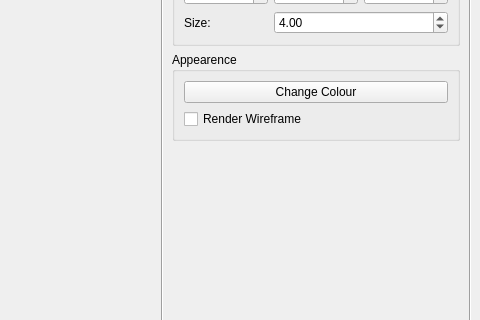
Before: the Qt Designer form ui/mainwindow.ui in timecop84/flocking_system, drawn with Qt 5; both pictures show x 800 to 1280 and y 143 to 463 of the 1280 by 720 pixel window.
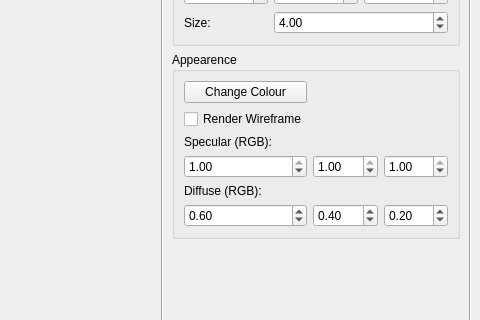
After: the same form once the commit is applied. The open tabs and pages were chosen to show the change.

Patch:
```diff
--- a/ui/mainwindow.ui
+++ b/ui/mainwindow.ui
@@ -379,6 +379,118 @@
              </property>
             </widget>
            </item>
+           <!-- Specular RGB Controls -->
+           <item row="2" column="0" colspan="3">
+            <widget class="QLabel" name="label_specular">
+             <property name="text">
+              <string>Specular (RGB):</string>
+             </property>
+            </widget>
+           </item>
+           <item row="3" column="0">
+            <widget class="QDoubleSpinBox" name="m_obstacleSpecularR">
+             <property name="minimum">
+              <double>0.000000</double>
+             </property>
+             <property name="maximum">
+              <double>1.000000</double>
+             </property>
+             <property name="singleStep">
+              <double>0.01</double>
+             </property>
+             <property name="value">
+              <double>1.000000</double>
+             </property>
+            </widget>
+           </item>
+           <item row="3" column="1">
+            <widget class="QDoubleSpinBox" name="m_obstacleSpecularG">
+             <property name="minimum">
+              <double>0.000000</double>
+             </property>
+             <property name="maximum">
+              <double>1.000000</double>
+             </property>
+             <property name="singleStep">
+              <double>0.01</double>
+             </property>
+             <property name="value">
+              <double>1.000000</double>
+             </property>
+            </widget>
+           </item>
+           <item row="3" column="2">
+            <widget class="QDoubleSpinBox" name="m_obstacleSpecularB">
+             <property name="minimum">
+              <double>0.000000</double>
+             </property>
+             <property name="maximum">
+              <double>1.000000</double>
+             </property>
+             <property name="singleStep">
+              <double>0.01</double>
+             </property>
+             <property name="value">
+              <double>1.000000</double>
+             </property>
+            </widget>
+           </item>
+           <item row="4" column="0" colspan="3">
+            <widget class="QLabel" name="label_diffuse">
+             <property name="text">
+              <string>Diffuse (RGB):</string>
+             </property>
+            </widget>
+           </item>
+           <item row="5" column="0">
+            <widget class="QDoubleSpinBox" name="m_obstacleDiffuseR">
+             <property name="minimum">
+              <double>0.000000</double>
+             </property>
+             <property name="maximum">
+              <double>1.000000</double>
+             </property>
+             <property name="singleStep">
+              <double>0.01</double>
+             </property>
+             <property name="value">
+              <double>0.6</double>
+             </property>
+            </widget>
+           </item>
+           <item row="5" column="1">
+            <widget class="QDoubleSpinBox" name="m_obstacleDiffuseG">
+             <property name="minimum">
+              <double>0.000000</double>
+             </property>
+             <property name="maximum">
+              <double>1.000000</double>
+             </property>
+             <property name="singleStep">
+              <double>0.01</double>
+             </property>
+             <property name="value">
+              <double>0.4</double>
+             </property>
+            </widget>
+           </item>
+           <item row="5" column="2">
+            <widget class="QDoubleSpinBox" name="m_obstacleDiffuseB">
+             <property name="minimum">
+              <double>0.000000</double>
+             </property>
+             <property name="maximum">
+              <double>1.000000</double>
+             </property>
+             <property name="singleStep">
+              <double>0.01</double>
+             </property>
+             <property name="value">
+              <double>0.2</double>
+             </property>
+            </widget>
+           </item>
+           <!-- End Specular/Diffuse RGB Controls -->
            <item row="1" column="0">
             <widget class="QCheckBox" name="m_obstacleWireframe">
              <property name="text">
```
